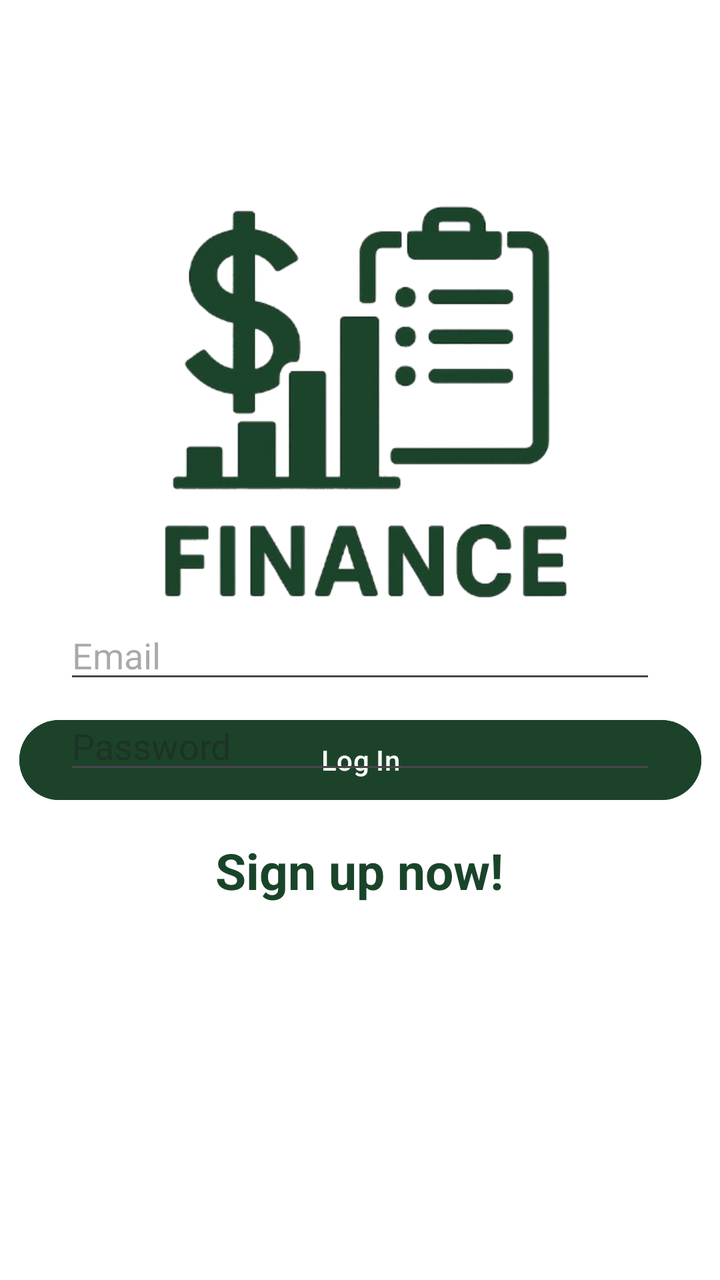
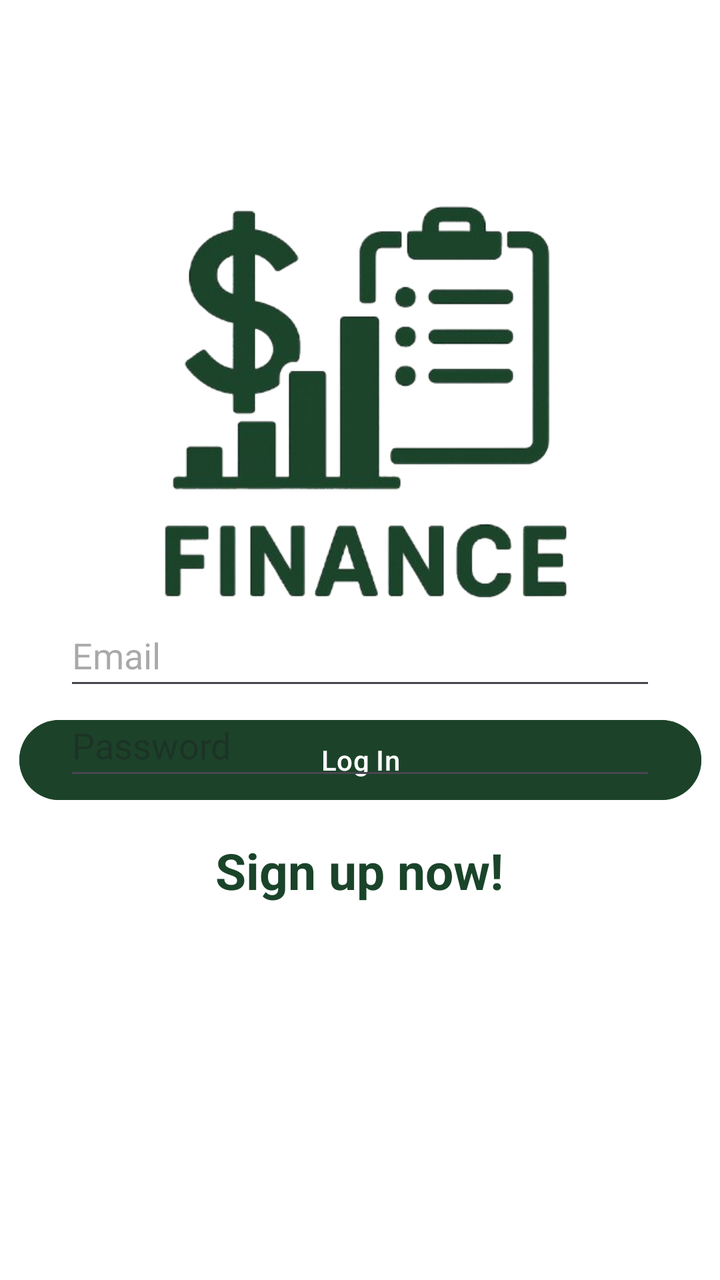

Two renders of the same Android screen: before a commit and after it. Below are the layout's source before the change and the commit's diff.
<!-- AndroidManifest.xml: application theme Theme.MyApplication -->
<!-- res/layout/activity_login.xml -->
<androidx.constraintlayout.widget.ConstraintLayout xmlns:android="http://schemas.android.com/apk/res/android"
    xmlns:app="http://schemas.android.com/apk/res-auto"
    xmlns:tools="http://schemas.android.com/tools"
    android:layout_width="match_parent"
    android:layout_height="match_parent"
    tools:context=".LoginActivity">

    <View
        android:id="@+id/overlay"
        android:layout_width="0dp"
        android:layout_height="0dp"
        android:background="#FFFFFF"
        app:layout_constraintBottom_toBottomOf="parent"
        app:layout_constraintEnd_toEndOf="parent"
        app:layout_constraintHorizontal_bias="0.0"
        app:layout_constraintStart_toStartOf="parent"
        app:layout_constraintTop_toTopOf="parent"
        app:layout_constraintVertical_bias="0.0" />

    <Button
        android:id="@+id/loginButton"
        android:layout_width="341dp"
        android:layout_height="48dp"
        android:layout_marginBottom="236dp"
        android:backgroundTint="#1C432A"
        android:text="Log In"
        app:layout_constraintBottom_toBottomOf="parent"
        app:layout_constraintEnd_toEndOf="parent"
        app:layout_constraintStart_toStartOf="parent" />

    <TextView
        android:id="@+id/signUpNow"
        android:layout_width="wrap_content"
        android:layout_height="wrap_content"
        android:layout_marginBottom="188dp"
        android:text="Sign up now!"
        android:textColor="#1A442A"
        android:textSize="25sp"
        android:textStyle="bold"
        app:layout_constraintBottom_toBottomOf="parent"
        app:layout_constraintEnd_toEndOf="parent"
        app:layout_constraintHorizontal_bias="0.498"
        app:layout_constraintStart_toStartOf="parent" />

    <ImageView
        android:id="@+id/logoImg"
        android:layout_width="510dp"
        android:layout_height="284dp"
        android:layout_marginTop="64dp"
        app:layout_constraintEnd_toEndOf="parent"
        app:layout_constraintStart_toStartOf="parent"
        app:layout_constraintTop_toTopOf="parent"
        app:srcCompat="@drawable/applogo" />

    <EditText
        android:id="@+id/emailInput"
        android:layout_width="0dp"
        android:layout_height="wrap_content"
        android:layout_marginStart="32dp"
        android:layout_marginEnd="32dp"
        android:ems="10"
        android:hint="Email"
        android:inputType="textEmailAddress"
        app:layout_constraintBottom_toBottomOf="parent"
        app:layout_constraintEnd_toEndOf="parent"
        app:layout_constraintHorizontal_bias="1.0"
        app:layout_constraintStart_toStartOf="parent"
        app:layout_constraintTop_toTopOf="parent"
        app:layout_constraintVertical_bias="0.51" />

    <EditText
        android:id="@+id/passwordInput"
        android:layout_width="0dp"
        android:layout_height="wrap_content"
        android:layout_marginStart="32dp"
        android:layout_marginEnd="32dp"
        android:ems="10"
        android:hint="Password"
        android:inputType="textPassword"
        app:layout_constraintBottom_toBottomOf="parent"
        app:layout_constraintEnd_toEndOf="parent"
        app:layout_constraintHorizontal_bias="1.0"
        app:layout_constraintStart_toStartOf="parent"
        app:layout_constraintTop_toTopOf="parent"
        app:layout_constraintVertical_bias="0.586" />


</androidx.constraintlayout.widget.ConstraintLayout>
<!-- resources referenced by this layout -->
<resources>
  <!-- drawable applogo: png bitmap (drawable, 107980 bytes) -->
  <style name="Theme.MyApplication" parent="Base.Theme.MyApplication" />
  <style name="Base.Theme.MyApplication" parent="Theme.Material3.DayNight.NoActionBar">
          
          
      </style>
</resources>

<!-- the commit's change to res/layout/activity_login.xml (unified diff, before → after) -->
@@ -55,7 +55,7 @@
     <EditText
         android:id="@+id/emailInput"
         android:layout_width="0dp"
-        android:layout_height="wrap_content"
+        android:layout_height="48dp"
         android:layout_marginStart="32dp"
         android:layout_marginEnd="32dp"
         android:ems="10"
@@ -71,7 +71,7 @@
     <EditText
         android:id="@+id/passwordInput"
         android:layout_width="0dp"
-        android:layout_height="wrap_content"
+        android:layout_height="48dp"
         android:layout_marginStart="32dp"
         android:layout_marginEnd="32dp"
         android:ems="10"
